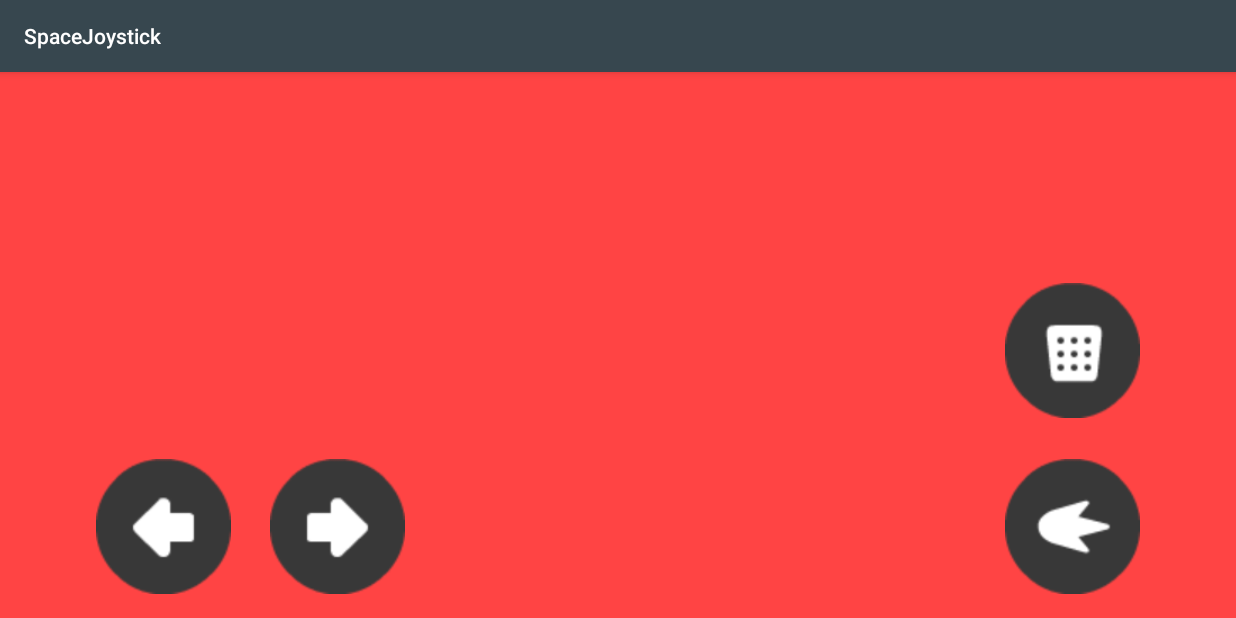
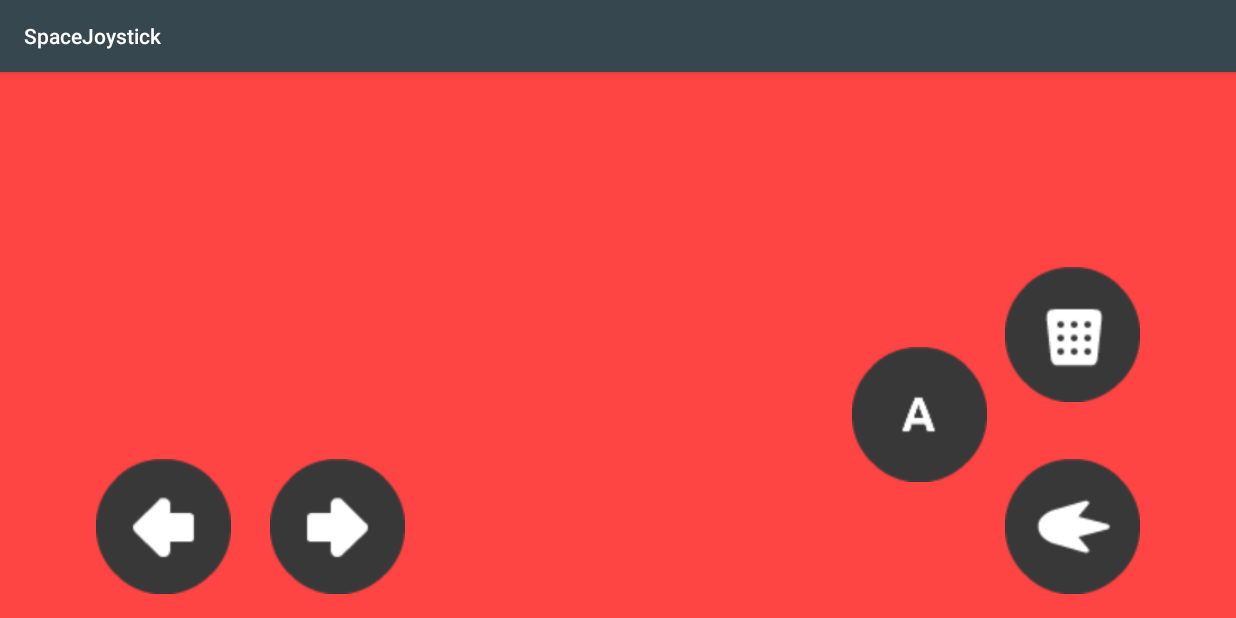
Before and after one commit to OleksandrDemian/SpaceJoystick, an Android app: the MainActivity screen opened directly, with no data from a screen before it, after a tap on an icon or button, on a phone screen of 824 x 412 dp (held sideways). Run offline under Robolectric (Android 15) with nearby library versions, the phone set to English and light mode, and no system bars; 1 statement that could not run was skipped.

Commit message:
Timer, btnAbility
Add timer class and button that triggers player's abiliti

```diff
--- a/app/src/main/java/com/example/oleksandr/spacejoystick/Command.java
+++ b/app/src/main/java/com/example/oleksandr/spacejoystick/Command.java
@@ -8,5 +8,6 @@ public enum Command {
     TURNLEFT,
     TURNRIGHT,
     ENGINETRIGGER,
-    FIRE
+    FIRE,
+    ABILITYTRIGGER
 }
--- a/app/src/main/java/com/example/oleksandr/spacejoystick/Converter.java
+++ b/app/src/main/java/com/example/oleksandr/spacejoystick/Converter.java
@@ -16,6 +16,8 @@ public class Converter {
                 return "cs";
             case ENGINETRIGGER:
                 return "ce";
+            case ABILITYTRIGGER:
+                return "ca";
         }
         return "unknown";
     }
--- a/app/src/main/java/com/example/oleksandr/spacejoystick/MainActivity.java
+++ b/app/src/main/java/com/example/oleksandr/spacejoystick/MainActivity.java
@@ -3,15 +3,11 @@ package com.example.oleksandr.spacejoystick;
 import android.Manifest;
 import android.content.Context;
 import android.os.Build;
-import android.os.PersistableBundle;
 import android.os.Vibrator;
 import android.support.v4.app.ActivityCompat;
 import android.support.v7.app.AppCompatActivity;
 import android.os.Bundle;
-import android.view.MotionEvent;
 import android.view.View;
-import android.widget.Button;
-import android.widget.EditText;
 import android.widget.ImageButton;
 import android.widget.Toast;
 
@@ -20,6 +16,8 @@ public class MainActivity extends AppCompatActivity implements ClientListener {
     private Client client;
     private PlayerData playerData;
     private Vibrator vibrator;
+    private Timer abilityTimer;
+    private Timer fireTimer;
 
     @Override
     protected void onCreate(Bundle savedInstanceState) {
@@ -29,6 +27,9 @@ public class MainActivity extends AppCompatActivity implements ClientListener {
         playerData = new PlayerData(getApplicationContext());
         playerData.loadPlayer();
 
+        abilityTimer = new Timer(playerData.getAbilityCoolDown(), true);
+        fireTimer = new Timer(playerData.getFireCoolDown(), true);
+
         vibrator = (Vibrator)getSystemService(Context.VIBRATOR_SERVICE);
 
         requestPermission();
@@ -37,6 +38,8 @@ public class MainActivity extends AppCompatActivity implements ClientListener {
         ImageButton left = (ImageButton) findViewById(R.id.btnLeft);
         ImageButton right = (ImageButton) findViewById(R.id.btnRight);
         ImageButton shoot = (ImageButton) findViewById(R.id.btnShoot);
+        ImageButton ability = (ImageButton) findViewById(R.id.btnAbility);
+
         final ImageButton engine = (ImageButton) findViewById(R.id.btnEngine);
 
         left.setOnClickListener(new View.OnClickListener() {
@@ -53,17 +56,27 @@ public class MainActivity extends AppCompatActivity implements ClientListener {
             }
         });
 
-        shoot.setOnClickListener(new View.OnClickListener() {
-            @Override
-            public void onClick(View v) {
-                client.send(Command.FIRE);
-            }
-        });
-
         engine.setOnClickListener(new View.OnClickListener() {
             @Override
             public void onClick(View v) {
                 client.send(Command.ENGINETRIGGER);
+            }
+        });
+
+        shoot.setOnClickListener(new View.OnClickListener() {
+            @Override
+            public void onClick(View v) {
+                if(fireTimer.passed())
+                    client.send(Command.FIRE);
+            }
+        });
+
+        ability.setOnClickListener(new View.OnClickListener() {
+            @Override
+            public void onClick(View v) {
+                System.out.println("Delta: " + abilityTimer.deltaTime());
+                if(abilityTimer.passed())
+                    client.send(Command.ABILITYTRIGGER);
             }
         });
     }
@@ -85,7 +98,7 @@ public class MainActivity extends AppCompatActivity implements ClientListener {
                 client.sendMessage("rn" + playerData.getName());
 
                 //Dati order: health, damage, shield, speed, shipSkin
-                String[] dati = { "50", "15", "3", "500", "2" };
+                String[] dati = { "50", "15", "3", "500", "3" };
                 client.send(Request.SHIPINFO, dati);
             }
         });
@@ -104,6 +117,6 @@ public class MainActivity extends AppCompatActivity implements ClientListener {
 
     @Override
     public void onMessageSendSuccess() {
-        vibrator.vibrate(50);
+        vibrator.vibrate(25);
     }
 }
--- a/app/src/main/java/com/example/oleksandr/spacejoystick/PlayerData.java
+++ b/app/src/main/java/com/example/oleksandr/spacejoystick/PlayerData.java
@@ -13,6 +13,10 @@ public class PlayerData {
 
     private String name;
     private String health;
+    private int damage;
+    private int shield;
+    private int abilityCoolDown = 5;
+    private int fireCoolDown = 1;
 
     public PlayerData(Context context){
         this.context = context;
@@ -53,6 +57,14 @@ public class PlayerData {
         return name;
     }
 
+    public int getAbilityCoolDown(){
+        return abilityCoolDown;
+    }
+
+    public int getFireCoolDown(){
+        return fireCoolDown;
+    }
+
     public void setName(String name, boolean save){
         this.name = name;
         if(save)
--- /dev/null
+++ b/app/src/main/java/com/example/oleksandr/spacejoystick/Timer.java
@@ -0,0 +1,43 @@
+package com.example.oleksandr.spacejoystick;
+
+/**
+ * Created by Oleksandr on 22/02/2017.
+ */
+
+public class Timer {
+
+    private long startTime;
+    private long lastCheck;
+    private float chekingTime;
+    private boolean autoTick = false;
+
+    public Timer(float chekingTime, boolean autoTick){
+        this.chekingTime = chekingTime;
+        this.autoTick = autoTick;
+        lastCheck = System.nanoTime();
+    }
+
+    public void tick(){
+        lastCheck = System.nanoTime();
+    }
+
+    public boolean passed(){
+        if(deltaTime() > chekingTime){
+            if(autoTick)
+                tick();
+            return true;
+        }
+        return false;
+    }
+
+    public double deltaTime(){
+        long nanoDelta = System.nanoTime() - lastCheck;
+        double seconds = (nanoDelta / 1000000000.0);
+        System.out.println("Delta: " + seconds);
+        return seconds;
+    }
+
+    public void setChekingTime(float chekingTime){
+        this.chekingTime = chekingTime;
+    }
+}
--- a/app/src/main/res/layout/activity_main.xml
+++ b/app/src/main/res/layout/activity_main.xml
@@ -24,25 +24,6 @@
     <ImageButton
         android:layout_width="90sp"
         android:layout_height="90sp"
-        android:layout_alignParentBottom="true"
-        android:layout_alignParentEnd="true"
-        android:id="@+id/btnShoot"
-        android:background="@drawable/flatdark48"
-        android:elevation="10dp" />
-
-    <ImageButton
-        android:layout_width="90sp"
-        android:layout_height="90sp"
-        android:id="@+id/btnEngine"
-        android:background="@drawable/flatdark49"
-        android:layout_marginBottom="27dp"
-        android:layout_above="@+id/btnShoot"
-        android:layout_alignParentEnd="true"
-        android:elevation="10dp" />
-
-    <ImageButton
-        android:layout_width="90sp"
-        android:layout_height="90sp"
         android:id="@+id/btnRight"
         android:background="@drawable/flatdark24"
         android:layout_marginStart="26dp"
@@ -50,4 +31,34 @@
         android:layout_toEndOf="@+id/btnLeft"
         android:elevation="10dp" />
 
+    <ImageButton
+        android:layout_width="90sp"
+        android:layout_height="90sp"
+        android:id="@+id/btnShoot"
+        android:background="@drawable/flatdark48"
+        android:elevation="10dp"
+        android:layout_alignParentBottom="true"
+        android:layout_alignParentEnd="true" />
+
+    <ImageButton
+        android:layout_width="90sp"
+        android:layout_height="90sp"
+        android:id="@+id/btnEngine"
+        android:background="@drawable/flatdark49"
+        android:elevation="10dp"
+        android:layout_above="@+id/btnShoot"
+        android:layout_alignParentEnd="true"
+        android:layout_marginBottom="38dp" />
+
+    <ImageButton
+        android:layout_width="90sp"
+        android:layout_height="90sp"
+        android:id="@+id/btnAbility"
+        android:background="@drawable/flatdark35"
+        android:elevation="10dp"
+        android:layout_marginEnd="12dp"
+        android:layout_marginTop="53dp"
+        android:layout_alignTop="@+id/btnEngine"
+        android:layout_toStartOf="@+id/btnShoot" />
+
 </RelativeLayout>
```
